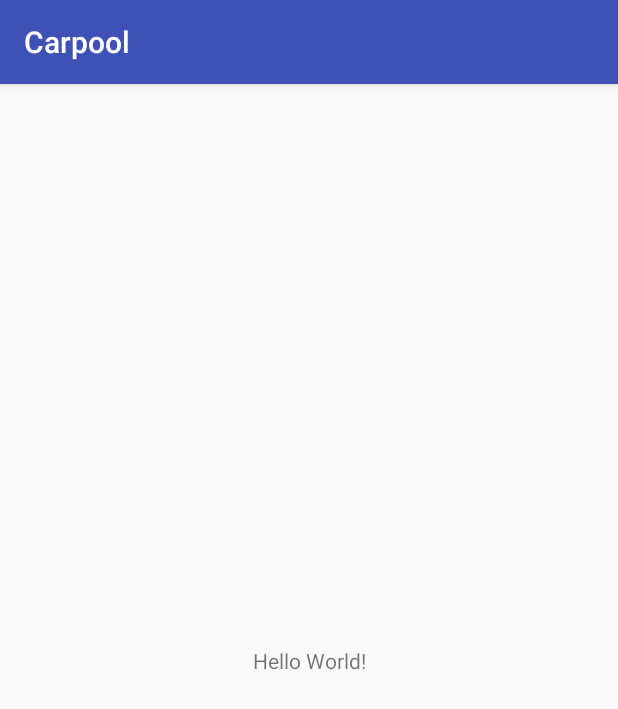
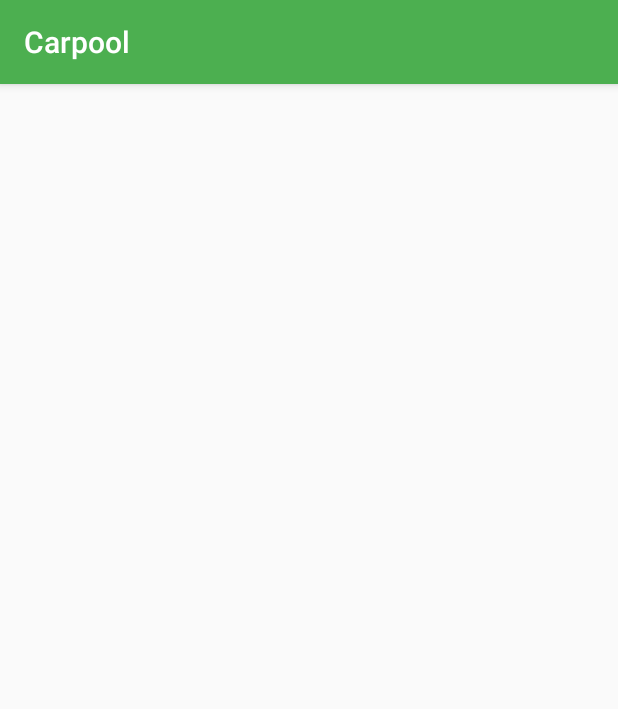
Before and after one commit to Yash007/Carpool-Demo, an Android app: the screen it shows after launch (MainActivity), on a phone screen of 412 x 824 dp. Shown: the top 709 px of the screen. Run offline under Robolectric (Android 15) with nearby library versions, the phone set to English and light mode, and no system bars.

Commit message:
Color Code added

```diff
--- a/app/src/main/java/harsh/keshwala/com/carpool/MainActivity.java
+++ b/app/src/main/java/harsh/keshwala/com/carpool/MainActivity.java
@@ -10,4 +10,6 @@ public class MainActivity extends AppCompatActivity {
         super.onCreate(savedInstanceState);
         setContentView(R.layout.activity_main);
     }
+
+
 }
--- a/app/src/main/res/layout/activity_main.xml
+++ b/app/src/main/res/layout/activity_main.xml
@@ -6,13 +6,4 @@
     android:layout_height="match_parent"
     tools:context=".MainActivity">
 
-    <TextView
-        android:layout_width="wrap_content"
-        android:layout_height="wrap_content"
-        android:text="Hello World!"
-        app:layout_constraintBottom_toBottomOf="parent"
-        app:layout_constraintLeft_toLeftOf="parent"
-        app:layout_constraintRight_toRightOf="parent"
-        app:layout_constraintTop_toTopOf="parent" />
-
 </android.support.constraint.ConstraintLayout>
--- a/app/src/main/res/values/colors.xml
+++ b/app/src/main/res/values/colors.xml
@@ -1,6 +1,12 @@
 <?xml version="1.0" encoding="utf-8"?>
 <resources>
-    <color name="colorPrimary">#3F51B5</color>
-    <color name="colorPrimaryDark">#303F9F</color>
-    <color name="colorAccent">#FF4081</color>
+    <color name="colorPrimary">#4CAF50</color>
+    <color name="colorPrimaryDark">#388E3C</color>
+    <color name="colorAccent">#03A9F4</color>
+
+    <color name="colorLightPrimary">#C8E6C9</color>
+    <color name="colorPrimaryText">#212121</color>
+    <color name="colorSecondryText">#757575</color>
+    <color name="colorDivider">#BDBDBD</color>
+    <color name="colorText">#ffffff</color>
 </resources>
```
